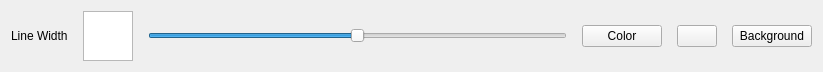
Old version of the form ui/BottomWidget.ui in the repository JulienChevron/Mandala.
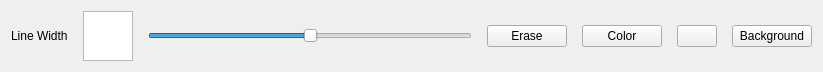
New version of the form. Icons and pictures are not drawn.

```diff
--- a/ui/BottomWidget.ui
+++ b/ui/BottomWidget.ui
@@ -56,6 +56,16 @@
      </property>
     </widget>
    </item>
+   <item>
+    <widget class="QPushButton" name="erase_btn">
+     <property name="text">
+      <string>Erase</string>
+     </property>
+     <property name="checkable">
+      <bool>true</bool>
+     </property>
+    </widget>
+   </item>
    <item>
     <widget class="QPushButton" name="color_btn">
      <property name="text">
```
